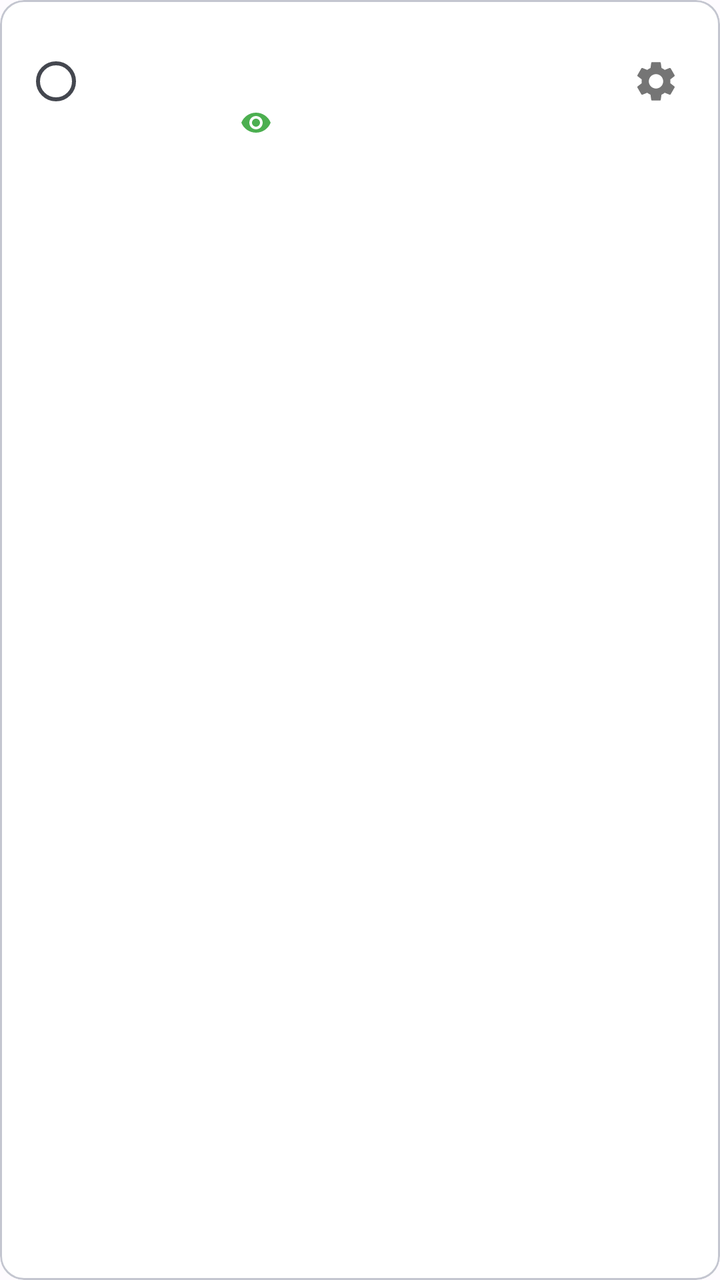
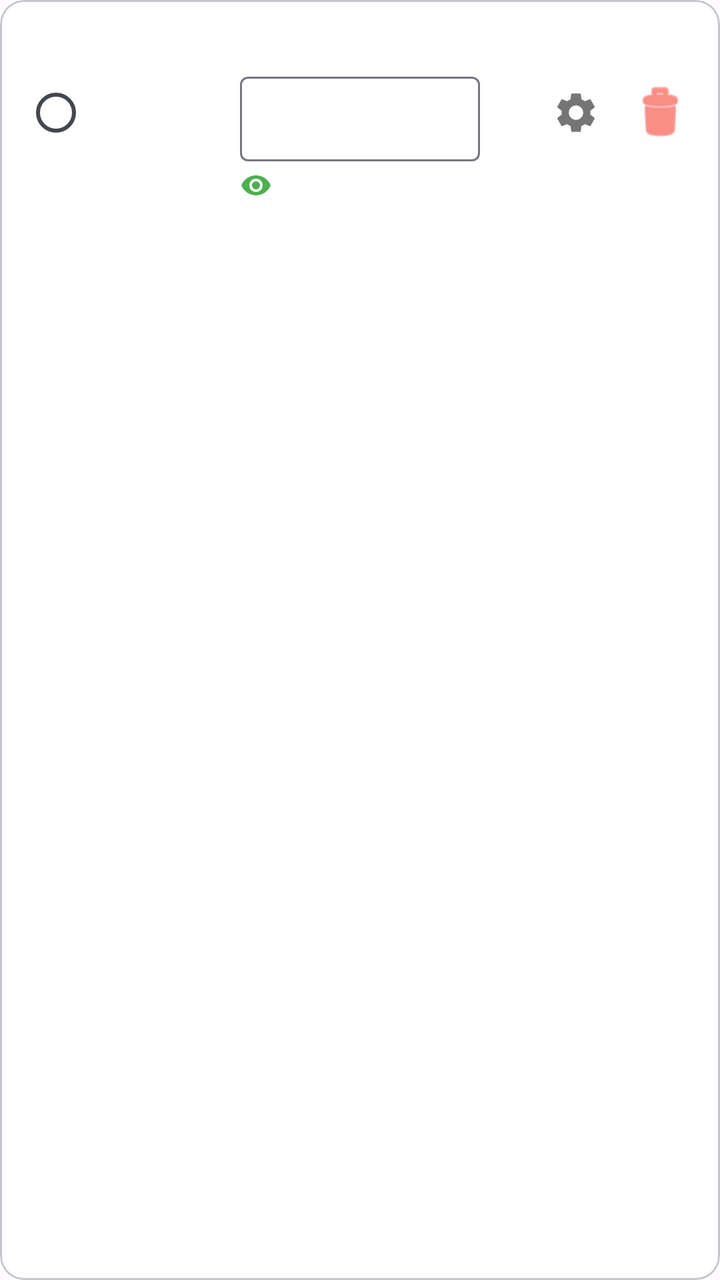

Two renders of the same Android screen: before a commit and after it. Below are the layout's source before the change and the commit's diff.
<!-- AndroidManifest.xml: application theme Theme.OpenIris -->
<!-- res/layout/item_selected_model_v2.xml -->
<?xml version="1.0" encoding="utf-8"?>
<com.google.android.material.card.MaterialCardView
    xmlns:android="http://schemas.android.com/apk/res/android"
    xmlns:app="http://schemas.android.com/apk/res-auto"
    android:layout_width="match_parent"
    android:layout_height="wrap_content"
    android:layout_marginBottom="8dp"
    app:cardCornerRadius="12dp"
    app:cardElevation="0dp"
    app:strokeWidth="1dp"
    app:strokeColor="?attr/colorOutlineVariant"
    app:cardBackgroundColor="?attr/colorSurfaceContainerLowest">

    <LinearLayout
        android:layout_width="match_parent"
        android:layout_height="wrap_content"
        android:orientation="horizontal"
        android:padding="12dp"
        android:gravity="center_vertical">

        
        <RadioButton
            android:id="@+id/radioDefault"
            android:layout_width="wrap_content"
            android:layout_height="wrap_content"
            android:layout_marginEnd="8dp" />

        
        <FrameLayout
            android:layout_width="40dp"
            android:layout_height="40dp"
            android:layout_marginEnd="12dp">

            <ImageView
                android:id="@+id/imageProvider"
                android:layout_width="40dp"
                android:layout_height="40dp"
                android:scaleType="centerCrop"
                android:contentDescription="供应商图标" />

            
            <TextView
                android:id="@+id/textInitial"
                android:layout_width="40dp"
                android:layout_height="40dp"
                android:gravity="center"
                android:textColor="#FFFFFF"
                android:textSize="18sp"
                android:textStyle="bold"
                android:visibility="gone" />
        </FrameLayout>

        
        <LinearLayout
            android:layout_width="0dp"
            android:layout_height="wrap_content"
            android:layout_weight="1"
            android:orientation="vertical">

            <TextView
                android:id="@+id/textModelName"
                android:layout_width="wrap_content"
                android:layout_height="wrap_content"
                android:textAppearance="?attr/textAppearanceTitleSmall"
                android:textColor="?attr/colorOnSurface"
                android:maxLines="1"
                android:ellipsize="end" />

            <TextView
                android:id="@+id/textModelId"
                android:layout_width="wrap_content"
                android:layout_height="wrap_content"
                android:textAppearance="?attr/textAppearanceBodySmall"
                android:textColor="?attr/colorOnSurfaceVariant"
                android:maxLines="1"
                android:ellipsize="end"
                android:layout_marginTop="2dp" />

            
            <LinearLayout
                android:layout_width="wrap_content"
                android:layout_height="wrap_content"
                android:orientation="horizontal"
                android:layout_marginTop="4dp">

                
                <ImageView
                    android:id="@+id/iconVision"
                    android:layout_width="16dp"
                    android:layout_height="16dp"
                    android:src="@drawable/ic_vision"
                    android:contentDescription="视觉支持" />
            </LinearLayout>
        </LinearLayout>

        
        <ImageButton
            android:id="@+id/buttonSettings"
            android:layout_width="40dp"
            android:layout_height="40dp"
            android:src="@drawable/ic_settings"
            android:background="?attr/selectableItemBackgroundBorderless"
            android:contentDescription="高级选项"
            android:scaleType="centerInside" />
    </LinearLayout>
</com.google.android.material.card.MaterialCardView>
<!-- resources referenced by this layout -->
<resources>
  <!-- drawable ic_settings (drawable) -->
  <?xml version="1.0" encoding="utf-8"?>
  <vector xmlns:android="http://schemas.android.com/apk/res/android"
      android:width="24dp"
      android:height="24dp"
      android:viewportWidth="24"
      android:viewportHeight="24">
      <path
          android:fillColor="#757575"
          android:pathData="M19.14,12.94c0.04,-0.3 0.06,-0.61 0.06,-0.94c0,-0.32 -0.02,-0.64 -0.07,-0.94l2.03,-1.58c0.18,-0.14 0.23,-0.41 0.12,-0.61l-1.92,-3.32c-0.12,-0.22 -0.37,-0.29 -0.59,-0.22l-2.39,0.96c-0.5,-0.38 -1.03,-0.7 -1.62,-0.94L14.4,2.81c-0.04,-0.24 -0.24,-0.41 -0.48,-0.41h-3.84c-0.24,0 -0.43,0.17 -0.47,0.41L9.25,5.35C8.66,5.59 8.12,5.92 7.63,6.29L5.24,5.33c-0.22,-0.08 -0.47,0 -0.59,0.22L2.74,8.87C2.62,9.08 2.66,9.34 2.86,9.48l2.03,1.58C4.84,11.36 4.8,11.69 4.8,12s0.02,0.64 0.07,0.94l-2.03,1.58c-0.18,0.14 -0.23,0.41 -0.12,0.61l1.92,3.32c0.12,0.22 0.37,0.29 0.59,0.22l2.39,-0.96c0.5,0.38 1.03,0.7 1.62,0.94l0.36,2.54c0.05,0.24 0.24,0.41 0.48,0.41h3.84c0.24,0 0.44,-0.17 0.47,-0.41l0.36,-2.54c0.59,-0.24 1.13,-0.56 1.62,-0.94l2.39,0.96c0.22,0.08 0.47,0 0.59,-0.22l1.92,-3.32c0.12,-0.22 0.07,-0.47 -0.12,-0.61L19.14,12.94zM12,15.6c-1.98,0 -3.6,-1.62 -3.6,-3.6s1.62,-3.6 3.6,-3.6s3.6,1.62 3.6,3.6S13.98,15.6 12,15.6z"/>
  </vector>
  <!-- drawable ic_vision (drawable) -->
  <?xml version="1.0" encoding="utf-8"?>
  <vector xmlns:android="http://schemas.android.com/apk/res/android"
      android:width="16dp"
      android:height="16dp"
      android:viewportWidth="24"
      android:viewportHeight="24">
      <path
          android:fillColor="#4CAF50"
          android:pathData="M12,4.5C7,4.5 2.73,7.61 1,12c1.73,4.39 6,7.5 11,7.5s9.27,-3.11 11,-7.5c-1.73,-4.39 -6,-7.5 -11,-7.5zM12,17c-2.76,0 -5,-2.24 -5,-5s2.24,-5 5,-5 5,2.24 5,5 -2.24,5 -5,5zM12,9c-1.66,0 -3,1.34 -3,3s1.34,3 3,3 3,-1.34 3,-3 -1.34,-3 -3,-3z"/>
  </vector>
  <color name="md_theme_primary">#1B6EF3</color>
  <color name="md_theme_onPrimary">#FFFFFF</color>
  <color name="md_theme_primaryContainer">#D8E2FF</color>
  <color name="md_theme_onPrimaryContainer">#001A41</color>
  <color name="md_theme_secondary">#565E71</color>
  <color name="md_theme_onSecondary">#FFFFFF</color>
  <color name="md_theme_secondaryContainer">#DAE2F9</color>
  <color name="md_theme_onSecondaryContainer">#131C2B</color>
  <color name="md_theme_tertiary">#6F5575</color>
  <color name="md_theme_onTertiary">#FFFFFF</color>
  <color name="md_theme_tertiaryContainer">#F9D8FE</color>
  <color name="md_theme_onTertiaryContainer">#28132F</color>
  <color name="md_theme_error">#BA1A1A</color>
  <color name="md_theme_onError">#FFFFFF</color>
  <color name="md_theme_errorContainer">#FFDAD6</color>
  <color name="md_theme_onErrorContainer">#410002</color>
  <color name="md_theme_background">#FEFBFF</color>
  <color name="md_theme_onBackground">#1B1B1F</color>
  <color name="md_theme_surface">#FEFBFF</color>
  <color name="md_theme_onSurface">#1B1B1F</color>
  <color name="md_theme_surfaceVariant">#E1E2EC</color>
  <color name="md_theme_onSurfaceVariant">#44474F</color>
  <color name="md_theme_outline">#74777F</color>
  <color name="md_theme_outlineVariant">#C4C6D0</color>
  <!-- unchanged entries left out for length: 1 -->
</resources>

<!-- the commit's change to res/layout/item_selected_model_v2.xml (unified diff, before → after) -->
@@ -66,15 +66,20 @@
                 android:maxLines="1"
                 android:ellipsize="end" />
 
-            <TextView
-                android:id="@+id/textModelId"
+            <com.google.android.material.textfield.TextInputLayout
                 android:layout_width="wrap_content"
                 android:layout_height="wrap_content"
-                android:textAppearance="?attr/textAppearanceBodySmall"
-                android:textColor="?attr/colorOnSurfaceVariant"
-                android:maxLines="1"
-                android:ellipsize="end"
-                android:layout_marginTop="2dp" />
+                android:layout_marginTop="2dp"
+                style="@style/Widget.Material3.TextInputLayout.OutlinedBox.Dense">
+
+                <com.google.android.material.textfield.TextInputEditText
+                    android:id="@+id/editModelId"
+                    android:layout_width="match_parent"
+                    android:layout_height="wrap_content"
+                    android:inputType="text"
+                    android:textSize="12sp"
+                    android:minWidth="120dp" />
+            </com.google.android.material.textfield.TextInputLayout>
 
             
             <LinearLayout
@@ -102,5 +107,16 @@
             android:background="?attr/selectableItemBackgroundBorderless"
             android:contentDescription="高级选项"
             android:scaleType="centerInside" />
+
+        
+        <ImageButton
+            android:id="@+id/buttonDelete"
+            android:layout_width="36dp"
+            android:layout_height="36dp"
+            android:src="@android:drawable/ic_menu_delete"
+            android:background="?attr/selectableItemBackgroundBorderless"
+            android:contentDescription="删除模型"
+            android:layout_marginStart="4dp"
+            app:tint="#F44336" />
     </LinearLayout>
 </com.google.android.material.card.MaterialCardView>
